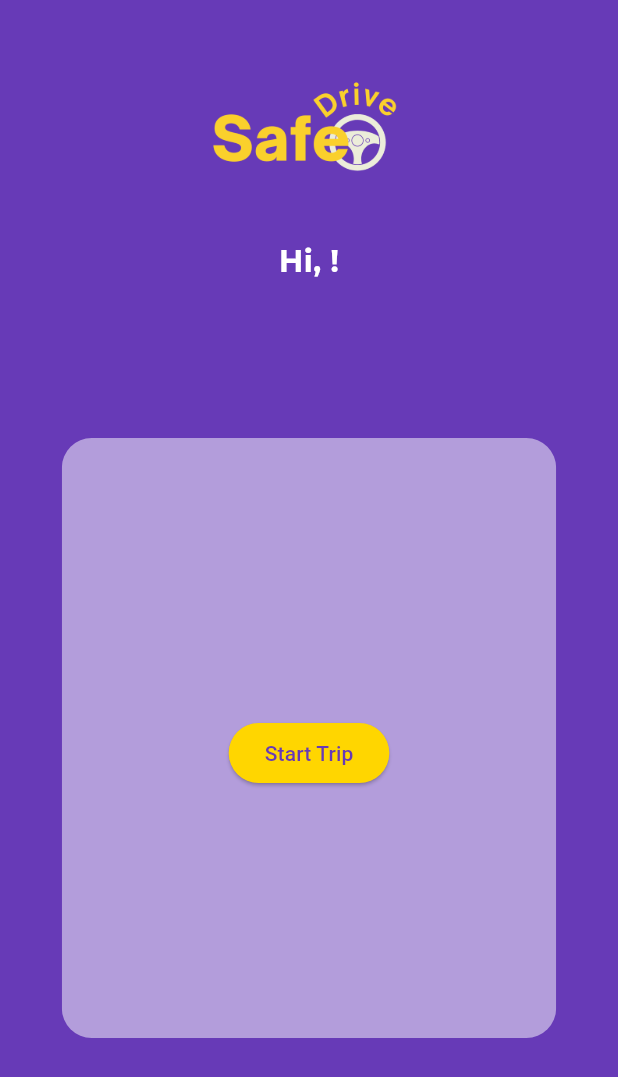
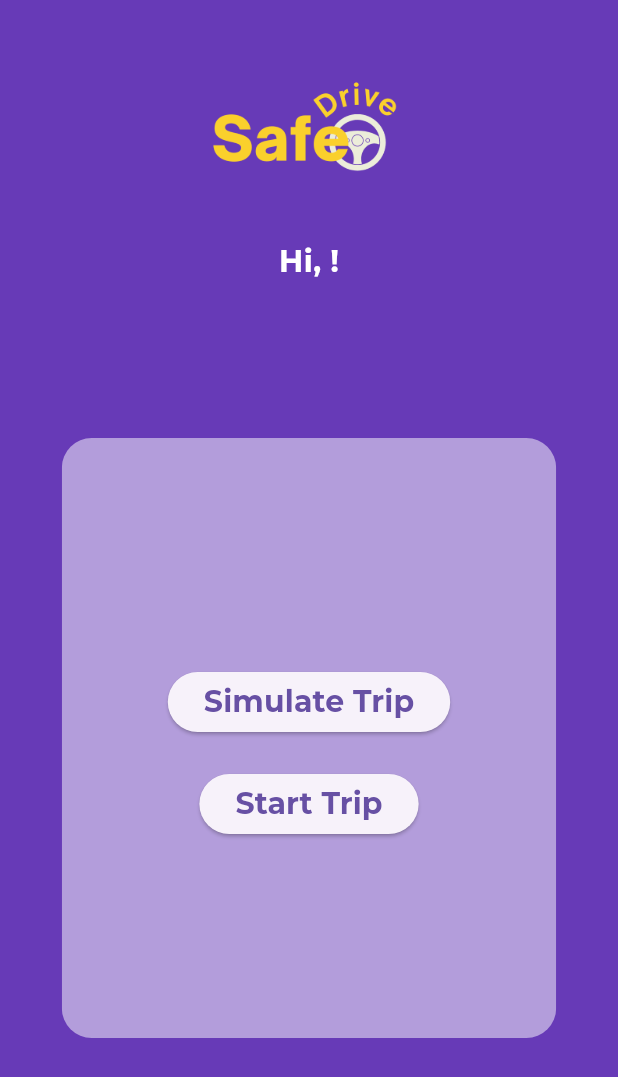
Before and after one commit to adlinzahid/SafeDrive, a Flutter app: the Homecontent screen opened directly, on a phone screen of 412 x 824 dp. Shown: the top 1077 px of the screen. Run offline on Flutter 3.47's test engine with Material 3 defaults, Android fonts, the phone set to English and light mode, and no system bars; our stand-ins replace animated_splash_screen, cloud_firestore, firebase_auth, firebase_core, firebase_database, firebase_storage and 9 more; accounts and stored records are empty; project files that could hold a hidden picture were left out.

Commit message:
Integrate DrivingTracker and update trip simulation functionality in Homepage

```diff
--- a/lib/ui_screens/homepage/homepage.dart
+++ b/lib/ui_screens/homepage/homepage.dart
@@ -3,13 +3,15 @@ import 'dart:developer';
 import 'package:firebase_auth/firebase_auth.dart';
 import 'package:flutter/material.dart';
 import 'package:google_nav_bar/google_nav_bar.dart';
-import 'package:safe_drive/ui_screens/drivetrip/drivetrip.dart';
-import 'package:safe_drive/ui_screens/drivetrip/startdrive.dart';
+import 'package:safe_drive/database/tripdata.dart';
+import 'package:safe_drive/ui_screens/drivetrip/drivesummary.dart';
+import 'package:safe_drive/ui_screens/drivetrip/driving.dart';
 import 'package:safe_drive/ui_screens/settings/settings.dart'
     as safedrive_settings;
 // import 'package:geolocator/geolocator.dart';
 import 'package:intl/intl.dart';
 import 'package:safe_drive/ui_screens/user_profile/userprofile.dart';
+import 'package:safe_drive/services/drivingtracker.dart';
 
 class Homepage extends StatefulWidget {
   const Homepage({super.key});
@@ -98,6 +100,8 @@ class _HomecontentState extends State<Homecontent> {
   final FirebaseAuth _auth = FirebaseAuth.instance;
 
   User? currentUser;
+
+  final DrivingTracker drivingTracker = DrivingTracker();
 
   //String vehiclePlate = "vba 585"; // Define the vehicle plate
 
@@ -257,25 +261,37 @@ class _HomecontentState extends State<Homecontent> {
                         const SizedBox(height: 20),
                         ElevatedButton(
                           onPressed: () {
-                            if (isTripActive) {
-                              UserStartDrive(userId: currentUser!.uid)
-                                  .stopTracking();
-                            } else {
-                              UserStartDrive(userId: currentUser!.uid)
-                                  .startTracking();
-                            }
-                            setState(() {
-                              isTripActive = !isTripActive;
-                            });
+                            TripData tripData = TripData();
+                            tripData.simulateStopTrip();
                           },
-                          style: ElevatedButton.styleFrom(
-                            backgroundColor: isTripActive
-                                ? Colors.redAccent
-                                : Colors.yellowAccent[700],
-                            foregroundColor: Colors.deepPurple,
+                          child: Text(
+                            "Simulate Trip",
+                            style: const TextStyle(
+                              fontFamily: 'Montserrat',
+                              fontSize: 20,
+                              fontWeight: FontWeight.bold,
+                            ),
                           ),
-                          child:
-                              Text(isTripActive ? 'Stop Trip' : 'Start Trip'),
+                        ),
+                        const SizedBox(height: 20),
+                        ElevatedButton(
+                          onPressed: () {
+                            //call driving.dart file
+                            Navigator.push(
+                              context,
+                              MaterialPageRoute(
+                                builder: (context) => const DrivingScreen(),
+                              ),
+                            );
+                          },
+                          child: Text(
+                            "Start Trip",
+                            style: const TextStyle(
+                              fontFamily: 'Montserrat',
+                              fontSize: 20,
+                              fontWeight: FontWeight.bold,
+                            ),
+                          ),
                         ),
                       ],
                     ),
```
